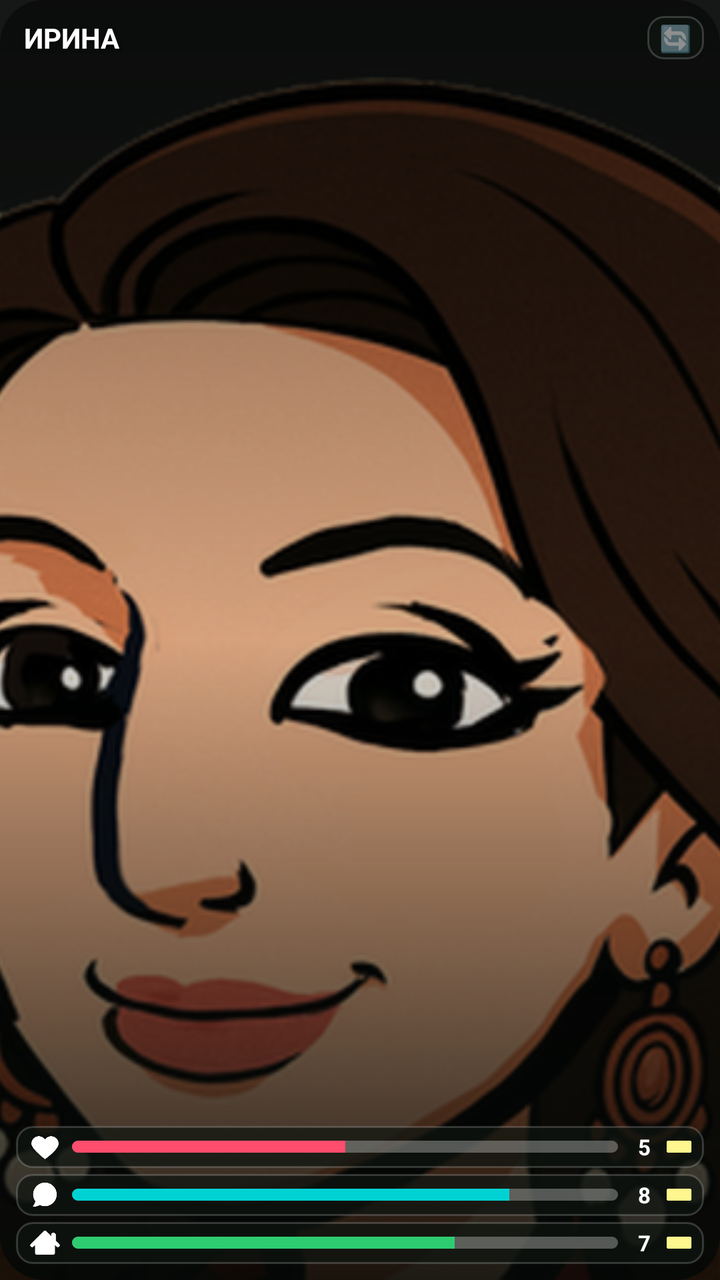
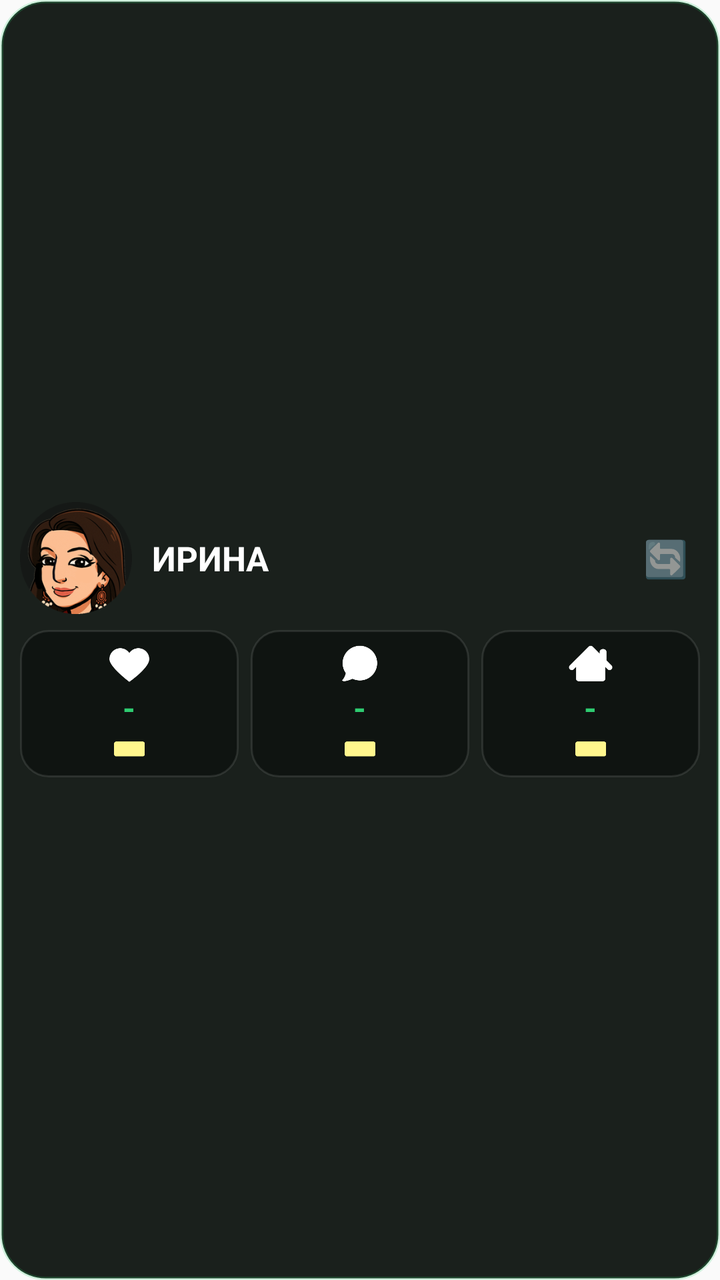

Compare the two renders of this Android layout. The source of the first and the diff that turns it into the second are given below.
<!-- AndroidManifest.xml: application theme AppTheme -->
<!-- res/layout/widget_partner_status.xml -->
<?xml version="1.0" encoding="utf-8"?>
<FrameLayout xmlns:android="http://schemas.android.com/apk/res/android"
    android:id="@+id/widget_root"
    android:layout_width="match_parent"
    android:layout_height="match_parent"
    android:background="@drawable/widget_bg">

    
    <ImageView
        android:id="@+id/widget_bg_photo"
        android:layout_width="match_parent"
        android:layout_height="match_parent"
        android:src="@drawable/avatar_irina_card"
        android:scaleType="centerCrop"
        android:contentDescription="Портрет партнера" />

    
    <ImageView
        android:layout_width="match_parent"
        android:layout_height="match_parent"
        android:src="@drawable/widget_scrim"
        android:scaleType="fitXY"
        android:contentDescription="" />

    
    <LinearLayout
        android:layout_width="match_parent"
        android:layout_height="match_parent"
        android:orientation="vertical"
        android:padding="8dp">

        
        <LinearLayout
            android:layout_width="match_parent"
            android:layout_height="wrap_content"
            android:orientation="horizontal"
            android:gravity="center_vertical">

            <TextView
                android:id="@+id/widget_partner_name"
                android:layout_width="0dp"
                android:layout_height="wrap_content"
                android:layout_weight="1"
                android:text="ИРИНА"
                android:textColor="#FFFFFF"
                android:textSize="14sp"
                android:textStyle="bold"
                android:shadowColor="#CC000000"
                android:shadowDx="1"
                android:shadowDy="2"
                android:shadowRadius="4"
                android:paddingStart="4dp"
                android:paddingEnd="4dp" />

            <TextView
                android:id="@+id/widget_btn_switch"
                android:layout_width="wrap_content"
                android:layout_height="wrap_content"
                android:text="🔄"
                android:textSize="13sp"
                android:paddingStart="6dp"
                android:paddingEnd="6dp"
                android:paddingTop="2dp"
                android:paddingBottom="2dp"
                android:background="@drawable/widget_hud_row_bg" />
        </LinearLayout>

        
        <FrameLayout
            android:layout_width="match_parent"
            android:layout_height="0dp"
            android:layout_weight="1" />

        
        <LinearLayout
            android:layout_width="match_parent"
            android:layout_height="wrap_content"
            android:orientation="vertical">

            
            <LinearLayout
                android:layout_width="match_parent"
                android:layout_height="wrap_content"
                android:orientation="horizontal"
                android:gravity="center_vertical"
                android:background="@drawable/widget_hud_row_bg"
                android:paddingStart="7dp"
                android:paddingEnd="6dp"
                android:paddingTop="3dp"
                android:paddingBottom="3dp"
                android:layout_marginBottom="3dp">

                <ImageView
                    android:layout_width="15dp"
                    android:layout_height="15dp"
                    android:src="@drawable/widget_heart"
                    android:contentDescription="Секс"
                    android:layout_marginEnd="6dp" />

                <ProgressBar
                    android:id="@+id/widget_pb_sex"
                    style="@android:style/Widget.ProgressBar.Horizontal"
                    android:layout_width="0dp"
                    android:layout_height="6dp"
                    android:layout_weight="1"
                    android:max="10"
                    android:progress="5"
                    android:progressDrawable="@drawable/widget_progress_sex" />

                <TextView
                    android:id="@+id/widget_val_sex"
                    android:layout_width="16dp"
                    android:layout_height="wrap_content"
                    android:text="5"
                    android:textColor="#FFFFFF"
                    android:textSize="11sp"
                    android:textStyle="bold"
                    android:gravity="center"
                    android:layout_marginStart="5dp"
                    android:layout_marginEnd="3dp" />

                <ImageView
                    android:id="@+id/widget_dir_sex"
                    android:layout_width="13dp"
                    android:layout_height="13dp"
                    android:src="@drawable/dir_equal"
                    android:contentDescription="Динамика Секс" />
            </LinearLayout>

            
            <LinearLayout
                android:layout_width="match_parent"
                android:layout_height="wrap_content"
                android:orientation="horizontal"
                android:gravity="center_vertical"
                android:background="@drawable/widget_hud_row_bg"
                android:paddingStart="7dp"
                android:paddingEnd="6dp"
                android:paddingTop="3dp"
                android:paddingBottom="3dp"
                android:layout_marginBottom="3dp">

                <ImageView
                    android:layout_width="15dp"
                    android:layout_height="15dp"
                    android:src="@drawable/widget_bubble"
                    android:contentDescription="Общение"
                    android:layout_marginEnd="6dp" />

                <ProgressBar
                    android:id="@+id/widget_pb_comm"
                    style="@android:style/Widget.ProgressBar.Horizontal"
                    android:layout_width="0dp"
                    android:layout_height="6dp"
                    android:layout_weight="1"
                    android:max="10"
                    android:progress="8"
                    android:progressDrawable="@drawable/widget_progress_comm" />

                <TextView
                    android:id="@+id/widget_val_comm"
                    android:layout_width="16dp"
                    android:layout_height="wrap_content"
                    android:text="8"
                    android:textColor="#FFFFFF"
                    android:textSize="11sp"
                    android:textStyle="bold"
                    android:gravity="center"
                    android:layout_marginStart="5dp"
                    android:layout_marginEnd="3dp" />

                <ImageView
                    android:id="@+id/widget_dir_comm"
                    android:layout_width="13dp"
                    android:layout_height="13dp"
                    android:src="@drawable/dir_equal"
                    android:contentDescription="Динамика Общение" />
            </LinearLayout>

            
            <LinearLayout
                android:layout_width="match_parent"
                android:layout_height="wrap_content"
                android:orientation="horizontal"
                android:gravity="center_vertical"
                android:background="@drawable/widget_hud_row_bg"
                android:paddingStart="7dp"
                android:paddingEnd="6dp"
                android:paddingTop="3dp"
                android:paddingBottom="3dp">

                <ImageView
                    android:layout_width="15dp"
                    android:layout_height="15dp"
                    android:src="@drawable/widget_home"
                    android:contentDescription="Быт"
                    android:layout_marginEnd="6dp" />

                <ProgressBar
                    android:id="@+id/widget_pb_dom"
                    style="@android:style/Widget.ProgressBar.Horizontal"
                    android:layout_width="0dp"
                    android:layout_height="6dp"
                    android:layout_weight="1"
                    android:max="10"
                    android:progress="7"
                    android:progressDrawable="@drawable/widget_progress_dom" />

                <TextView
                    android:id="@+id/widget_val_dom"
                    android:layout_width="16dp"
                    android:layout_height="wrap_content"
                    android:text="7"
                    android:textColor="#FFFFFF"
                    android:textSize="11sp"
                    android:textStyle="bold"
                    android:gravity="center"
                    android:layout_marginStart="5dp"
                    android:layout_marginEnd="3dp" />

                <ImageView
                    android:id="@+id/widget_dir_dom"
                    android:layout_width="13dp"
                    android:layout_height="13dp"
                    android:src="@drawable/dir_equal"
                    android:contentDescription="Динамика Быт" />
            </LinearLayout>
        </LinearLayout>
    </LinearLayout>

</FrameLayout>
<!-- resources referenced by this layout -->
<resources>
  <!-- drawable avatar_irina_card: png bitmap (drawable, 271647 bytes) -->
  <!-- drawable dir_equal: png bitmap (drawable, 1516 bytes) -->
  <!-- drawable widget_bg (drawable) -->
  <?xml version="1.0" encoding="utf-8"?>
  <shape xmlns:android="http://schemas.android.com/apk/res/android"
      android:shape="rectangle">
      <solid android:color="#1A201C" />
      <corners android:radius="22dp" />
      <stroke android:width="1.5dp" android:color="#332ECC71" />
  </shape>
  <!-- drawable widget_bubble: png bitmap (drawable, 2764 bytes) -->
  <!-- drawable widget_heart: png bitmap (drawable, 3015 bytes) -->
  <!-- drawable widget_home: png bitmap (drawable, 2383 bytes) -->
  <!-- drawable widget_hud_row_bg (drawable) -->
  <?xml version="1.0" encoding="utf-8"?>
  <shape xmlns:android="http://schemas.android.com/apk/res/android"
      android:shape="rectangle">
      <solid android:color="#B30F1411" />
      <corners android:radius="8dp" />
      <stroke android:width="1dp" android:color="#2EFFFFFF" />
  </shape>
  <!-- drawable widget_progress_comm (drawable) -->
  <?xml version="1.0" encoding="utf-8"?>
  <layer-list xmlns:android="http://schemas.android.com/apk/res/android">
      <item android:id="@android:id/background">
          <shape>
              <corners android:radius="3dp" />
              <solid android:color="#4DFFFFFF" />
          </shape>
      </item>
      <item android:id="@android:id/progress">
          <clip>
              <shape>
                  <corners android:radius="3dp" />
                  <solid android:color="#00D2D3" />
              </shape>
          </clip>
      </item>
  </layer-list>
  <!-- drawable widget_progress_dom (drawable) -->
  <?xml version="1.0" encoding="utf-8"?>
  <layer-list xmlns:android="http://schemas.android.com/apk/res/android">
      <item android:id="@android:id/background">
          <shape>
              <corners android:radius="3dp" />
              <solid android:color="#4DFFFFFF" />
          </shape>
      </item>
      <item android:id="@android:id/progress">
          <clip>
              <shape>
                  <corners android:radius="3dp" />
                  <solid android:color="#2ECC71" />
              </shape>
          </clip>
      </item>
  </layer-list>
  <!-- drawable widget_progress_sex (drawable) -->
  <?xml version="1.0" encoding="utf-8"?>
  <layer-list xmlns:android="http://schemas.android.com/apk/res/android">
      <item android:id="@android:id/background">
          <shape>
              <corners android:radius="3dp" />
              <solid android:color="#4DFFFFFF" />
          </shape>
      </item>
      <item android:id="@android:id/progress">
          <clip>
              <shape>
                  <corners android:radius="3dp" />
                  <solid android:color="#FF4D6D" />
              </shape>
          </clip>
      </item>
  </layer-list>
  <!-- drawable widget_scrim (drawable) -->
  <?xml version="1.0" encoding="utf-8"?>
  <shape xmlns:android="http://schemas.android.com/apk/res/android"
      android:shape="rectangle">
      <gradient
          android:startColor="#80000000"
          android:centerColor="#26000000"
          android:endColor="#E6050806"
          android:angle="270" />
      <corners android:radius="22dp" />
  </shape>
  <style name="AppTheme" parent="Theme.AppCompat.Light.DarkActionBar">
          
          <item name="colorPrimary">@color/colorPrimary</item>
          <item name="colorPrimaryDark">@color/colorPrimaryDark</item>
          <item name="colorAccent">@color/colorAccent</item>
      </style>
</resources>

<!-- the commit's change to res/layout/widget_partner_status.xml (unified diff, before → after) -->
@@ -1,231 +1,171 @@
 <?xml version="1.0" encoding="utf-8"?>
-<FrameLayout xmlns:android="http://schemas.android.com/apk/res/android"
+<LinearLayout xmlns:android="http://schemas.android.com/apk/res/android"
     android:id="@+id/widget_root"
     android:layout_width="match_parent"
     android:layout_height="match_parent"
-    android:background="@drawable/widget_bg">
-
-    
-    <ImageView
-        android:id="@+id/widget_bg_photo"
-        android:layout_width="match_parent"
-        android:layout_height="match_parent"
-        android:src="@drawable/avatar_irina_card"
-        android:scaleType="centerCrop"
-        android:contentDescription="Портрет партнера" />
-
-    
-    <ImageView
-        android:layout_width="match_parent"
-        android:layout_height="match_parent"
-        android:src="@drawable/widget_scrim"
-        android:scaleType="fitXY"
-        android:contentDescription="" />
+    android:orientation="vertical"
+    android:background="@drawable/widget_bg"
+    android:padding="10dp"
+    android:gravity="center">
 
     
     <LinearLayout
         android:layout_width="match_parent"
-        android:layout_height="match_parent"
-        android:orientation="vertical"
-        android:padding="8dp">
+        android:layout_height="wrap_content"
+        android:orientation="horizontal"
+        android:gravity="center_vertical"
+        android:layout_marginBottom="8dp">
+
+        <ImageView
+            android:id="@+id/widget_partner_avatar"
+            android:layout_width="56dp"
+            android:layout_height="56dp"
+            android:src="@drawable/avatar_irina"
+            android:scaleType="centerCrop"
+            android:contentDescription="Аватар партнера" />
+
+        <LinearLayout
+            android:layout_width="0dp"
+            android:layout_height="wrap_content"
+            android:layout_weight="1"
+            android:orientation="vertical"
+            android:paddingStart="10dp"
+            android:paddingEnd="4dp">
+
+            <TextView
+                android:id="@+id/widget_partner_name"
+                android:layout_width="wrap_content"
+                android:layout_height="wrap_content"
+                android:text="ИРИНА"
+                android:textColor="#FFFFFF"
+                android:textSize="17sp"
+                android:textStyle="bold" />
+        </LinearLayout>
+
+        <TextView
+            android:id="@+id/widget_btn_switch"
+            android:layout_width="wrap_content"
+            android:layout_height="wrap_content"
+            android:text="🔄"
+            android:textSize="18sp"
+            android:padding="6dp" />
+    </LinearLayout>
+
+    
+    <LinearLayout
+        android:layout_width="match_parent"
+        android:layout_height="wrap_content"
+        android:orientation="horizontal"
+        android:gravity="center">
 
         
         <LinearLayout
-            android:layout_width="match_parent"
+            android:layout_width="0dp"
             android:layout_height="wrap_content"
-            android:orientation="horizontal"
-            android:gravity="center_vertical">
+            android:layout_weight="1"
+            android:orientation="vertical"
+            android:gravity="center"
+            android:background="@drawable/widget_stat_box"
+            android:paddingTop="6dp"
+            android:paddingBottom="6dp"
+            android:layout_marginEnd="4dp">
+
+            <ImageView
+                android:layout_width="22dp"
+                android:layout_height="22dp"
+                android:src="@drawable/widget_heart"
+                android:contentDescription="Секс" />
 
             <TextView
-                android:id="@+id/widget_partner_name"
-                android:layout_width="0dp"
-                android:layout_height="wrap_content"
-                android:layout_weight="1"
-                android:text="ИРИНА"
-                android:textColor="#FFFFFF"
-                android:textSize="14sp"
-                android:textStyle="bold"
-                android:shadowColor="#CC000000"
-                android:shadowDx="1"
-                android:shadowDy="2"
-                android:shadowRadius="4"
-                android:paddingStart="4dp"
-                android:paddingEnd="4dp" />
-
-            <TextView
-                android:id="@+id/widget_btn_switch"
+                android:id="@+id/widget_val_sex"
                 android:layout_width="wrap_content"
                 android:layout_height="wrap_content"
-                android:text="🔄"
-                android:textSize="13sp"
-                android:paddingStart="6dp"
-                android:paddingEnd="6dp"
-                android:paddingTop="2dp"
-                android:paddingBottom="2dp"
-                android:background="@drawable/widget_hud_row_bg" />
+                android:text="-"
+                android:textColor="#2ECC71"
+                android:textSize="16sp"
+                android:textStyle="bold" />
+
+            <ImageView
+                android:id="@+id/widget_dir_sex"
+                android:layout_width="16dp"
+                android:layout_height="16dp"
+                android:src="@drawable/dir_equal"
+                android:layout_marginTop="2dp"
+                android:contentDescription="Динамика Секс" />
         </LinearLayout>
 
         
-        <FrameLayout
-            android:layout_width="match_parent"
-            android:layout_height="0dp"
-            android:layout_weight="1" />
+        <LinearLayout
+            android:layout_width="0dp"
+            android:layout_height="wrap_content"
+            android:layout_weight="1"
+            android:orientation="vertical"
+            android:gravity="center"
+            android:background="@drawable/widget_stat_box"
+            android:paddingTop="6dp"
+            android:paddingBottom="6dp"
+            android:layout_marginStart="2dp"
+            android:layout_marginEnd="2dp">
+
+            <ImageView
+                android:layout_width="22dp"
+                android:layout_height="22dp"
+                android:src="@drawable/widget_bubble"
+                android:contentDescription="Общение" />
+
+            <TextView
+                android:id="@+id/widget_val_comm"
+                android:layout_width="wrap_content"
+                android:layout_height="wrap_content"
+                android:text="-"
+                android:textColor="#2ECC71"
+                android:textSize="16sp"
+                android:textStyle="bold" />
+
+            <ImageView
+                android:id="@+id/widget_dir_comm"
+                android:layout_width="16dp"
+                android:layout_height="16dp"
+                android:src="@drawable/dir_equal"
+                android:layout_marginTop="2dp"
+                android:contentDescription="Динамика Общение" />
+        </LinearLayout>
 
         
         <LinearLayout
-            android:layout_width="match_parent"
+            android:layout_width="0dp"
             android:layout_height="wrap_content"
-            android:orientation="vertical">
+            android:layout_weight="1"
+            android:orientation="vertical"
+            android:gravity="center"
+            android:background="@drawable/widget_stat_box"
+            android:paddingTop="6dp"
+            android:paddingBottom="6dp"
+            android:layout_marginStart="4dp">
 
-            
-            <LinearLayout
-                android:layout_width="match_parent"
+            <ImageView
+                android:layout_width="22dp"
+                android:layout_height="22dp"
+                android:src="@drawable/widget_home"
+                android:contentDescription="Быт" />
+
+            <TextView
+                android:id="@+id/widget_val_dom"
+                android:layout_width="wrap_content"
                 android:layout_height="wrap_content"
-                android:orientation="horizontal"
-                android:gravity="center_vertical"
-                android:background="@drawable/widget_hud_row_bg"
-                android:paddingStart="7dp"
-                android:paddingEnd="6dp"
-                android:paddingTop="3dp"
-                android:paddingBottom="3dp"
-                android:layout_marginBottom="3dp">
+                android:text="-"
+                android:textColor="#2ECC71"
+                android:textSize="16sp"
+                android:textStyle="bold" />
 
-                <ImageView
-                    android:layout_width="15dp"
-                    android:layout_height="15dp"
-                    android:src="@drawable/widget_heart"
-                    android:contentDescription="Секс"
-                    android:layout_marginEnd="6dp" />
-
-                <ProgressBar
-                    android:id="@+id/widget_pb_sex"
-                    style="@android:style/Widget.ProgressBar.Horizontal"
-                    android:layout_width="0dp"
-                    android:layout_height="6dp"
-                    android:layout_weight="1"
-                    android:max="10"
-                    android:progress="5"
-                    android:progressDrawable="@drawable/widget_progress_sex" />
-
-                <TextView
-                    android:id="@+id/widget_val_sex"
-                    android:layout_width="16dp"
-                    android:layout_height="wrap_content"
-                    android:text="5"
-                    android:textColor="#FFFFFF"
-                    android:textSize="11sp"
-                    android:textStyle="bold"
-                    android:gravity="center"
-                    android:layout_marginStart="5dp"
-                    android:layout_marginEnd="3dp" />
-
-                <ImageView
-                    android:id="@+id/widget_dir_sex"
-                    android:layout_width="13dp"
-                    android:layout_height="13dp"
-                    android:src="@drawable/dir_equal"
-                    android:contentDescription="Динамика Секс" />
-            </LinearLayout>
-
-            
-            <LinearLayout
-                android:layout_width="match_parent"
-                android:layout_height="wrap_content"
-                android:orientation="horizontal"
-                android:gravity="center_vertical"
-                android:background="@drawable/widget_hud_row_bg"
-                android:paddingStart="7dp"
-                android:paddingEnd="6dp"
-                android:paddingTop="3dp"
-                android:paddingBottom="3dp"
-                android:layout_marginBottom="3dp">
-
-                <ImageView
-                    android:layout_width="15dp"
-                    android:layout_height="15dp"
-                    android:src="@drawable/widget_bubble"
-                    android:contentDescription="Общение"
-                    android:layout_marginEnd="6dp" />
-
-                <ProgressBar
-                    android:id="@+id/widget_pb_comm"
-                    style="@android:style/Widget.ProgressBar.Horizontal"
-                    android:layout_width="0dp"
-                    android:layout_height="6dp"
-                    android:layout_weight="1"
-                    android:max="10"
-                    android:progress="8"
-                    android:progressDrawable="@drawable/widget_progress_comm" />
-
-                <TextView
-                    android:id="@+id/widget_val_comm"
-                    android:layout_width="16dp"
-                    android:layout_height="wrap_content"
-                    android:text="8"
-                    android:textColor="#FFFFFF"
-                    android:textSize="11sp"
-                    android:textStyle="bold"
-                    android:gravity="center"
-                    android:layout_marginStart="5dp"
-                    android:layout_marginEnd="3dp" />
-
-                <ImageView
-                    android:id="@+id/widget_dir_comm"
-                    android:layout_width="13dp"
-                    android:layout_height="13dp"
-                    android:src="@drawable/dir_equal"
-                    android:contentDescription="Динамика Общение" />
-            </LinearLayout>
-
-            
-            <LinearLayout
-                android:layout_width="match_parent"
-                android:layout_height="wrap_content"
-                android:orientation="horizontal"
-                android:gravity="center_vertical"
-                android:background="@drawable/widget_hud_row_bg"
-                android:paddingStart="7dp"
-                android:paddingEnd="6dp"
-                android:paddingTop="3dp"
-                android:paddingBottom="3dp">
-
-                <ImageView
-                    android:layout_width="15dp"
-                    android:layout_height="15dp"
-                    android:src="@drawable/widget_home"
-                    android:contentDescription="Быт"
-                    android:layout_marginEnd="6dp" />
-
-                <ProgressBar
-                    android:id="@+id/widget_pb_dom"
-                    style="@android:style/Widget.ProgressBar.Horizontal"
-                    android:layout_width="0dp"
-                    android:layout_height="6dp"
-                    android:layout_weight="1"
-                    android:max="10"
-                    android:progress="7"
-                    android:progressDrawable="@drawable/widget_progress_dom" />
-
-                <TextView
-                    android:id="@+id/widget_val_dom"
-                    android:layout_width="16dp"
-                    android:layout_height="wrap_content"
-                    android:text="7"
-                    android:textColor="#FFFFFF"
-                    android:textSize="11sp"
-                    android:textStyle="bold"
-                    android:gravity="center"
-                    android:layout_marginStart="5dp"
-                    android:layout_marginEnd="3dp" />
-
-                <ImageView
-                    android:id="@+id/widget_dir_dom"
-                    android:layout_width="13dp"
-                    android:layout_height="13dp"
-                    android:src="@drawable/dir_equal"
-                    android:contentDescription="Динамика Быт" />
-            </LinearLayout>
+            <ImageView
+                android:id="@+id/widget_dir_dom"
+                android:layout_width="16dp"
+                android:layout_height="16dp"
+                android:src="@drawable/dir_equal"
+                android:layout_marginTop="2dp"
+                android:contentDescription="Динамика Быт" />
         </LinearLayout>
     </LinearLayout>
 
-</FrameLayout>
+</LinearLayout>
<!-- resource entries referenced after the edit -->
@@ -1,6 +1,6 @@
 <!-- resources referenced by this layout -->
 <resources>
-  <!-- drawable avatar_irina_card: png bitmap (drawable, 271647 bytes) -->
+  <!-- drawable avatar_irina: png bitmap (drawable, 53169 bytes) -->
   <!-- drawable dir_equal: png bitmap (drawable, 1516 bytes) -->
   <!-- drawable widget_bg (drawable) -->
   <?xml version="1.0" encoding="utf-8"?>
@@ -13,78 +13,13 @@
   <!-- drawable widget_bubble: png bitmap (drawable, 2764 bytes) -->
   <!-- drawable widget_heart: png bitmap (drawable, 3015 bytes) -->
   <!-- drawable widget_home: png bitmap (drawable, 2383 bytes) -->
-  <!-- drawable widget_hud_row_bg (drawable) -->
+  <!-- drawable widget_stat_box (drawable) -->
   <?xml version="1.0" encoding="utf-8"?>
   <shape xmlns:android="http://schemas.android.com/apk/res/android"
       android:shape="rectangle">
-      <solid android:color="#B30F1411" />
-      <corners android:radius="8dp" />
-      <stroke android:width="1dp" android:color="#2EFFFFFF" />
-  </shape>
-  <!-- drawable widget_progress_comm (drawable) -->
-  <?xml version="1.0" encoding="utf-8"?>
-  <layer-list xmlns:android="http://schemas.android.com/apk/res/android">
-      <item android:id="@android:id/background">
-          <shape>
-              <corners android:radius="3dp" />
-              <solid android:color="#4DFFFFFF" />
-          </shape>
-      </item>
-      <item android:id="@android:id/progress">
-          <clip>
-              <shape>
-                  <corners android:radius="3dp" />
-                  <solid android:color="#00D2D3" />
-              </shape>
-          </clip>
-      </item>
-  </layer-list>
-  <!-- drawable widget_progress_dom (drawable) -->
-  <?xml version="1.0" encoding="utf-8"?>
-  <layer-list xmlns:android="http://schemas.android.com/apk/res/android">
-      <item android:id="@android:id/background">
-          <shape>
-              <corners android:radius="3dp" />
-              <solid android:color="#4DFFFFFF" />
-          </shape>
-      </item>
-      <item android:id="@android:id/progress">
-          <clip>
-              <shape>
-                  <corners android:radius="3dp" />
-                  <solid android:color="#2ECC71" />
-              </shape>
-          </clip>
-      </item>
-  </layer-list>
-  <!-- drawable widget_progress_sex (drawable) -->
-  <?xml version="1.0" encoding="utf-8"?>
-  <layer-list xmlns:android="http://schemas.android.com/apk/res/android">
-      <item android:id="@android:id/background">
-          <shape>
-              <corners android:radius="3dp" />
-              <solid android:color="#4DFFFFFF" />
-          </shape>
-      </item>
-      <item android:id="@android:id/progress">
-          <clip>
-              <shape>
-                  <corners android:radius="3dp" />
-                  <solid android:color="#FF4D6D" />
-              </shape>
-          </clip>
-      </item>
-  </layer-list>
-  <!-- drawable widget_scrim (drawable) -->
-  <?xml version="1.0" encoding="utf-8"?>
-  <shape xmlns:android="http://schemas.android.com/apk/res/android"
-      android:shape="rectangle">
-      <gradient
-          android:startColor="#80000000"
-          android:centerColor="#26000000"
-          android:endColor="#E6050806"
-          android:angle="270" />
-      <corners android:radius="22dp" />
+      <solid android:color="#0F1411" />
+      <corners android:radius="14dp" />
+      <stroke android:width="1dp" android:color="#1AFFFFFF" />
   </shape>
   <style name="AppTheme" parent="Theme.AppCompat.Light.DarkActionBar">
           
